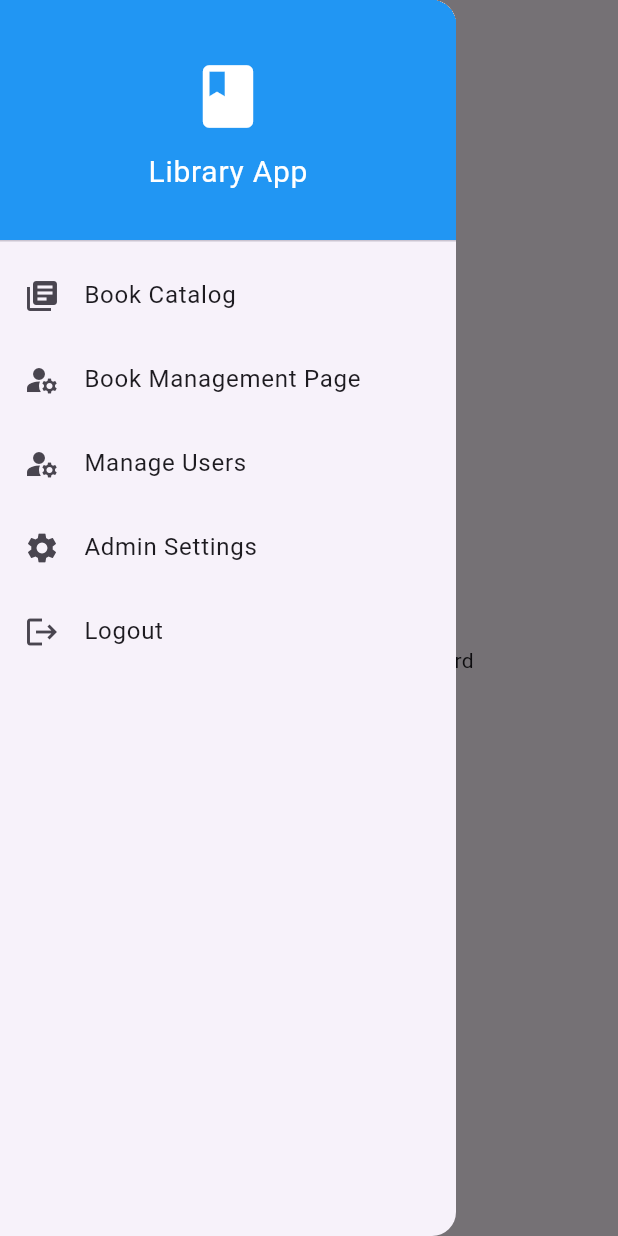
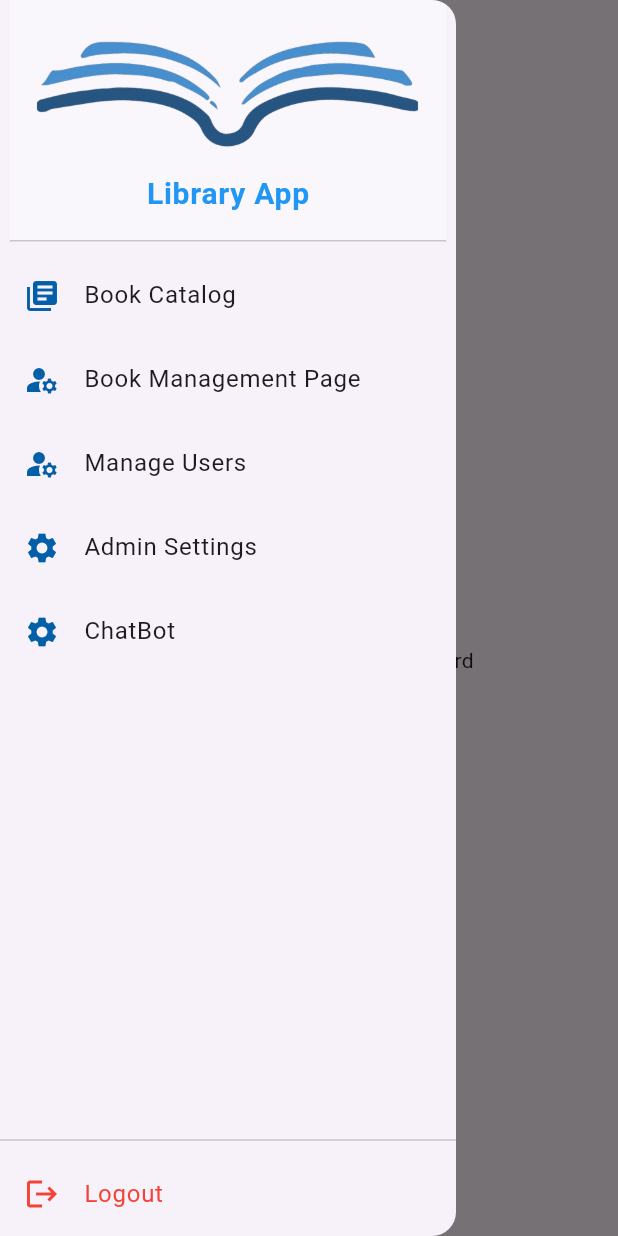
Before and after one commit to OubaallaElMehdi/library_management_fluter, a Flutter app: the AdminDashboard screen opened by its route, with the side drawer open, on a phone screen of 412 x 824 dp. Run offline on Flutter 3.47's test engine with Material 3 defaults, Android fonts, the phone set to English and light mode, and no system bars; our stand-ins replace shared_preferences; accounts and stored records are empty.

Commit message:
fixing drawer

```diff
--- a/lib/widgets/custom_drawer.dart
+++ b/lib/widgets/custom_drawer.dart
@@ -10,73 +10,116 @@ class CustomDrawer extends StatelessWidget {
     final prefs = await SharedPreferences.getInstance();
     await prefs.remove('token'); // Remove the token
 
-    Navigator.pushReplacementNamed(context, '/'); // Navigate to login page
+    Navigator.pushReplacementNamed(context, '/');
   }
 
   @override
   Widget build(BuildContext context) {
     return Drawer(
-      child: ListView(
-        padding: EdgeInsets.zero,
+      child: Column(
         children: [
-          const DrawerHeader(
-            decoration: BoxDecoration(
-              color: Colors.blue,
+          DrawerHeader(
+            decoration: const BoxDecoration(
+              color: Colors.white30,
             ),
             child: Column(
               mainAxisAlignment: MainAxisAlignment.center,
               children: [
-                Icon(Icons.book, size: 50, color: Colors.white),
-                SizedBox(height: 10),
-                Text(
+                Image.asset(
+                  'assets/images/logo.png',
+                  height: 80,
+                ),
+                const SizedBox(height: 10),
+                const Text(
                   'Library App',
-                  style: TextStyle(color: Colors.white, fontSize: 20),
+                  style: TextStyle(
+                    color: Colors.blue,
+                    fontSize: 20,
+                    fontWeight: FontWeight.bold,
+                  ),
                 ),
               ],
             ),
           ),
+          Expanded(
+            child: ListView(
+              padding: EdgeInsets.zero,
+              children: [
                 ListTile(
-            leading: const Icon(Icons.library_books),
+                  leading: const Icon(
+                    Icons.library_books,
+                      color: Color.fromARGB(255, 4, 95, 169),
+                  ),
                   title: const Text('Book Catalog'),
                   onTap: () {
                     // Navigate based on role
                     if (role == 'Admin') {
                       Navigator.pushNamed(
-                    context, '/admin-book-page'); // Admin catalog
+                          context, '/admin-book-page');
                     } else {
-                Navigator.pushNamed(context, '/user-book-page'); // User catalog
+                      Navigator.pushNamed(
+                          context, '/user-book-page');
                     }
                   },
                 ),
                 if (role == 'Admin') ...[
                   ListTile(
-              leading: const Icon(Icons.manage_accounts),
+                    leading: const Icon(
+                      Icons.manage_accounts,
+                      color: Color.fromARGB(255, 4, 95, 169),
+                    ),
                     title: const Text('Book Management Page'),
                     onTap: () {
                       Navigator.pushNamed(context, '/admin_book_management');
                     },
                   ),
                   ListTile(
-              leading: const Icon(Icons.manage_accounts),
+                    leading: const Icon(
+                      Icons.manage_accounts,
+                      color: Color.fromARGB(255, 4, 95, 169),
+                    ),
                     title: const Text('Manage Users'),
                     onTap: () {
                       Navigator.pushNamed(context, '/manage-users');
                     },
                   ),
                   ListTile(
-              leading: const Icon(Icons.settings),
+                    leading: const Icon(
+                      Icons.settings,
+                      color: Color.fromARGB(255, 4, 95, 169),
+                    ),
                     title: const Text('Admin Settings'),
                     onTap: () {
                       Navigator.pushNamed(context, '/admin-settings');
                     },
                   ),
+                  ListTile(
+                    leading: const Icon(
+                      Icons.settings,
+                      color: Color.fromARGB(255, 4, 95, 169),
+                    ),
+                    title: const Text('ChatBot'),
+                    onTap: () {
+                      Navigator.pushNamed(context, '/admin-settings');
+                    },
+                  ),
                 ],
-          ListTile(
-            leading: const Icon(Icons.logout),
-            title: const Text('Logout'),
+              ],
+            ),
+          ),
+          const Divider(),
+          Align(
+            alignment: Alignment.bottomCenter,
+            child: ListTile(
+              leading: const Icon(Icons.logout, color: Colors.red),
+              title: const Text(
+                'Logout',
+                style: TextStyle(color: Colors.red),
+              ),
               onTap: () {
                 handleLogout(context);
               },
+            ),
           ),
         ],
       ),
```
Also changed, not shown: lib/views/chatbot_screen.dart (added, +134 -0 lines). Lines whose indentation alone changed are shown as unchanged.
